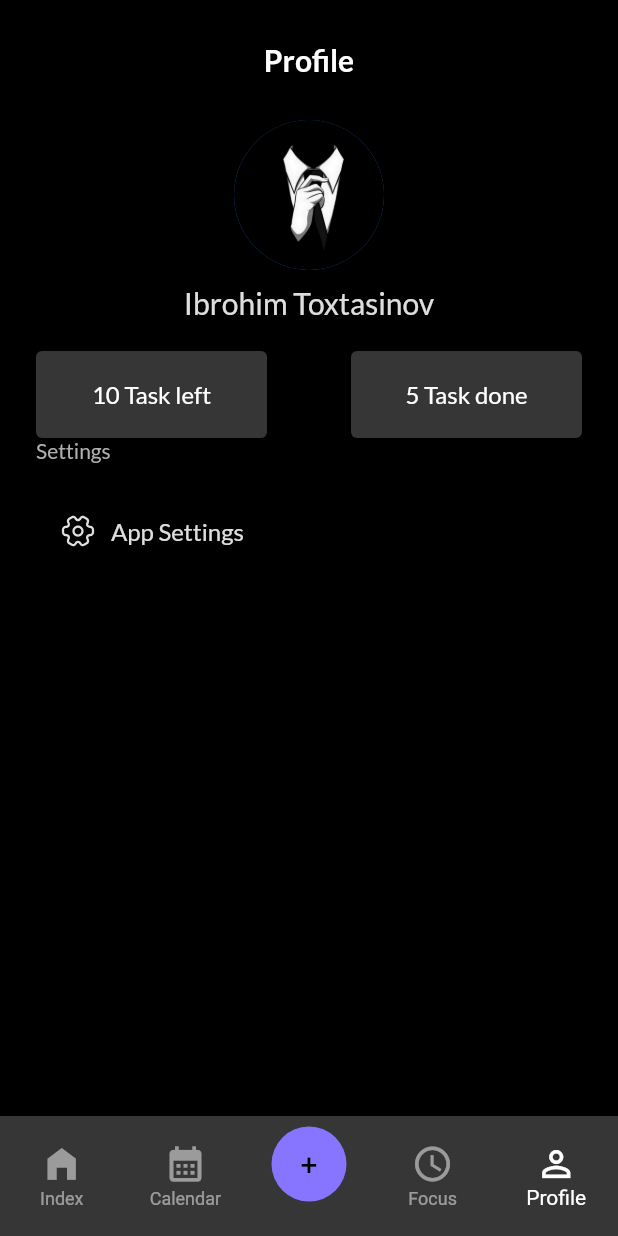
After one commit to IbrohimToxtasinov/uptodo_app, a Flutter app: the screen it shows after launch, item 5 of the bottom bar chosen, on a phone screen of 412 x 824 dp. The commit adds this screen. Run offline on Flutter 3.47's test engine with Material 2 defaults, Android fonts, the phone set to English and light mode, and no system bars; our stand-ins replace flutter_svg, sqflite; accounts and stored records are empty.

Commit message:
profile added

```diff
--- a/lib/main.dart
+++ b/lib/main.dart
@@ -14,7 +14,7 @@ class MyApp extends StatelessWidget {
       theme: ThemeData(
         primarySwatch: Colors.blue,
       ),
-      home:  MainPage(),
+      home: const IntroPage(),
     );
   }
 }
--- a/lib/screens/HomePage.dart
+++ b/lib/screens/HomePage.dart
@@ -1,4 +1,5 @@
 import 'package:flutter/material.dart';
+import 'package:flutter_svg/flutter_svg.dart';
 import 'package:uptodo_app/models/uptodo_models.dart';
 import 'package:uptodo_app/utils/images.dart';
 import 'package:uptodo_app/utils/styles.dart';
@@ -22,6 +23,30 @@ class _HomePageState extends State<HomePage> {
   @override
   Widget build(BuildContext context) {
     return Scaffold(
+      appBar: AppBar(
+        toolbarHeight: 80,
+        centerTitle: true,
+        leading: IconButton(
+          onPressed: () {
+
+          },
+          icon: SvgPicture.asset(MyImages.iconMenu),
+        ),
+        backgroundColor: Colors.black,
+        title: Text("HomePage", style: MyStyles.latobolditalic700.copyWith(color: MyColors.cFFFFFF, fontSize: 20),),
+        actions: [
+          ClipRRect(
+            borderRadius: BorderRadius.circular(50),
+            child: const CircleAvatar(
+              radius: 24,
+              backgroundImage: AssetImage(
+                MyImages.imageMyIcon
+              ),
+            ),
+          ),
+          const SizedBox(width: 12),
+        ],
+      ),
       backgroundColor: Colors.black,
       body: SingleChildScrollView(
         child: SizedBox(
--- a/lib/screens/main_page.dart
+++ b/lib/screens/main_page.dart
@@ -1,6 +1,7 @@
 import 'package:flutter/material.dart';
 import 'package:flutter_svg/svg.dart';
 import 'package:uptodo_app/screens/HomePage.dart';
+import 'package:uptodo_app/screens/profile_page.dart';
 import 'package:uptodo_app/screens/screen1.dart';
 import 'package:uptodo_app/utils/colors.dart';
 import 'package:uptodo_app/utils/images.dart';
@@ -8,7 +9,7 @@ import 'package:uptodo_app/utils/styles.dart';
 import 'package:uptodo_app/widgets/add_taskwidget.dart';
 
 class MainPage extends StatefulWidget {
-  MainPage({Key? key}) : super(key: key);
+  const MainPage({Key? key}) : super(key: key);
 
   @override
   State<MainPage> createState() => _MainPageState();
@@ -19,41 +20,17 @@ class _MainPageState extends State<MainPage> {
 
   @override
   Widget build(BuildContext context) {
-    final List<Widget> _pages = [
-      HomePage(),
-      Screen1(),
+    final List<Widget>  pages =  [
+      const HomePage(),
+      const Screen1(),
+      const HomePage(),
       Container(),
-      Container(),
-      Container(),
+      const ProfiePage(),
     ];
 
     return Scaffold(
-      body: _pages[_selectedIndex],
+      body: pages[_selectedIndex],
       backgroundColor: Colors.black,
-      appBar: AppBar(
-        toolbarHeight: 80,
-        centerTitle: true,
-        leading: IconButton(
-          onPressed: () {
-
-          },
-          icon: SvgPicture.asset(MyImages.iconMenu),
-        ),
-        backgroundColor: Colors.black,
-        title: Text("HomePage"),
-        actions: [
-          ClipRRect(
-            borderRadius: BorderRadius.circular(50),
-            child: const CircleAvatar(
-              radius: 24,
-              backgroundImage: NetworkImage(
-                "https://i.pravatar.cc/300",
-              ),
-            ),
-          ),
-          const SizedBox(width: 12),
-        ],
-      ),
       bottomNavigationBar: SizedBox(
         height: 80,
         child: BottomNavigationBar(
--- /dev/null
+++ b/lib/screens/profile_page.dart
@@ -0,0 +1,89 @@
+import 'package:flutter/material.dart';
+import 'package:flutter/src/widgets/container.dart';
+import 'package:flutter/src/widgets/framework.dart';
+import 'package:flutter_svg/flutter_svg.dart';
+import 'package:uptodo_app/utils/colors.dart';
+import 'package:uptodo_app/utils/images.dart';
+import 'package:uptodo_app/utils/styles.dart';
+import 'package:uptodo_app/widgets/buttonwidegt.dart';
+
+class ProfiePage extends StatelessWidget {
+  const ProfiePage({super.key});
+
+  @override
+  Widget build(BuildContext context) {
+    return Scaffold(
+      appBar: AppBar(
+        toolbarHeight: 80,
+        centerTitle: true,
+        backgroundColor: MyColors.c000000,
+        title: Text(
+          "Profile",
+          style: MyStyles.latobolditalic700
+              .copyWith(color: MyColors.cFFFFFF, fontSize: 20),
+        ),
+      ),
+      backgroundColor: MyColors.c000000,
+      body: Padding(
+        padding: const EdgeInsets.only(left: 24, right: 24),
+        child: Column(
+          mainAxisAlignment: MainAxisAlignment.start,
+          crossAxisAlignment: CrossAxisAlignment.start,
+          children: [
+            const Center(
+              child: CircleAvatar(
+                radius: 50,
+                backgroundImage: AssetImage(MyImages.imageMyIcon),
+              ),
+            ),
+            const SizedBox(
+              height: 10,
+            ),
+            Center(
+              child: Text(
+                "Ibrohim Toxtasinov",
+                style: MyStyles.latoregular400.copyWith(
+                    fontSize: 20, color: MyColors.cFFFFFF.withOpacity(0.87)),
+              ),
+            ),
+            Padding(
+              padding: const EdgeInsets.only(top: 20),
+              child: Row(
+                crossAxisAlignment: CrossAxisAlignment.center,
+                mainAxisAlignment: MainAxisAlignment.spaceBetween,
+                children: [
+                  buildbuttonWidget(context, text: "10 Task left"),
+                  buildbuttonWidget(context, text: "5 Task done"),
+                ],
+              ),
+            ),
+            Text(
+              "Settings",
+              style: MyStyles.latoregular400.copyWith(
+                  fontSize: 14,
+                  color: MyColors.cAFAFAF,
+                  fontWeight: FontWeight.w400),
+            ),
+            const SizedBox(
+              height: 16,
+            ),
+            ExpansionTile(
+              iconColor: MyColors.cFFFFFF,
+              title: Row(
+                children: [
+                  SvgPicture.asset(MyImages.iconSettings),
+                  const SizedBox(width: 10,),
+                  Text("App Settings",
+                      style: MyStyles.latoregular400.copyWith(
+                          color: MyColors.cFFFFFF.withOpacity(0.87),
+                          fontSize: 16,
+                          fontWeight: FontWeight.w400))
+                ],
+              ),
+            ),
+          ],
+        ),
+      ),
+    );
+  }
+}
--- a/lib/utils/colors.dart
+++ b/lib/utils/colors.dart
@@ -23,4 +23,5 @@ class MyColors {
   static const c80D1FF = Color(0xff80D1FF);
   static const cFF8080 = Color(0xffFF8080);
   static const c80FFD1 = Color(0xff80FFD1);
+  static const cDEFFFFFF= Color(0xDEFFFFFF);
 }
--- a/lib/utils/images.dart
+++ b/lib/utils/images.dart
@@ -26,4 +26,10 @@ class MyImages {
   static const iconMovie = "assets/icons/movie.svg";
   static const iconHome = "assets/icons/home.svg";
   static const iconCreateNew = "assets/icons/create_new.svg";
+  static const iconSettings = "assets/icons/settings.svg";
+  static const iconArrowLeft = "assets/icons/arrowleft.svg";
+
+
+  //jpg
+  static const imageMyIcon = "assets/images/myicon.jpg";
 }
--- /dev/null
+++ b/lib/widgets/buttonwidegt.dart
@@ -0,0 +1,21 @@
+import 'package:flutter/cupertino.dart';
+import 'package:uptodo_app/utils/colors.dart';
+import 'package:uptodo_app/utils/styles.dart';
+
+Widget buildbuttonWidget(BuildContext context, {text}) {
+  return Container(
+    height: 58,
+    width: 154,
+    decoration: BoxDecoration(
+      borderRadius: BorderRadius.circular(4),
+      color: MyColors.c363636,
+    ),
+    child: Center(
+      child: Text(
+        text,
+        style: MyStyles.latoregular400.copyWith(
+            fontSize: 16, color: MyColors.cFFFFFF, fontWeight: FontWeight.w400),
+      ),
+    ),
+  );
+}
--- a/lib/widgets/update_taskwidget.dart
+++ b/lib/widgets/update_taskwidget.dart
@@ -113,7 +113,7 @@ class _UpdateTaskWidgetState extends State<UpdateTaskWidget> {
                   title: newTitle,
                   description: newDescription,
                   date: (taskDate ?? DateTime.parse(widget.todo.date)).toString(),
-                  priority: "priority",
+                  priority: widget.todo.priority,
                   categoryId: 0,
                   isCompleted: 0,
                 );
```
Also changed, not shown: assets/icons/arrow_left.svg (added), assets/icons/settings.svg (added), assets/images/myicon.jpg (added).
